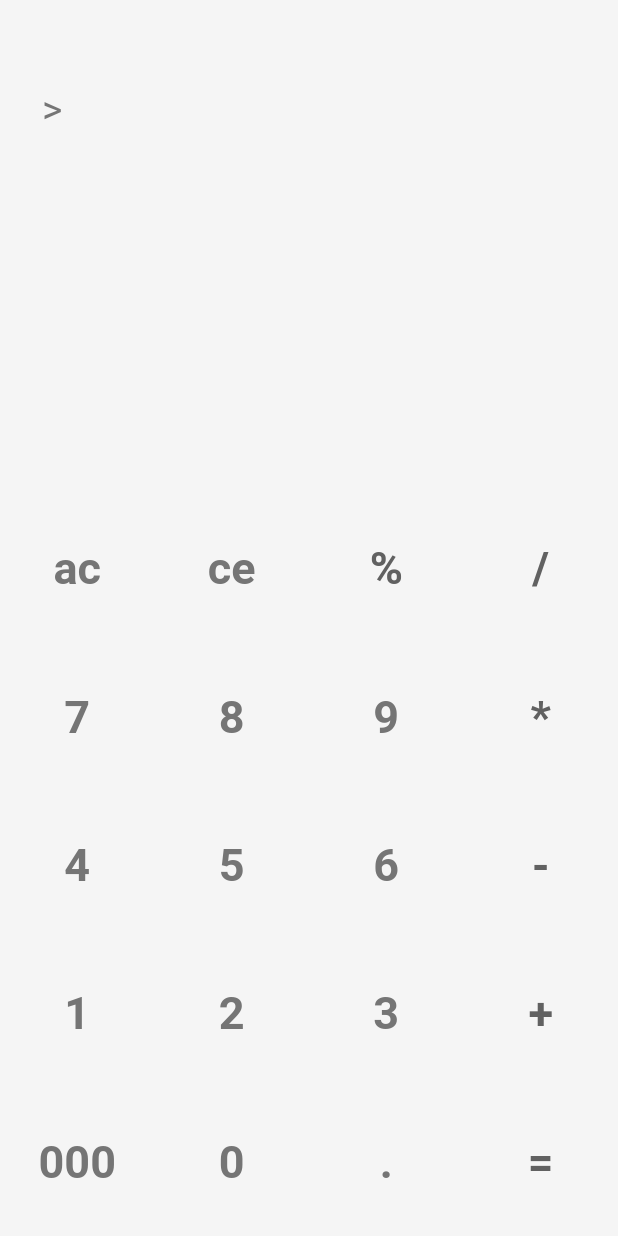
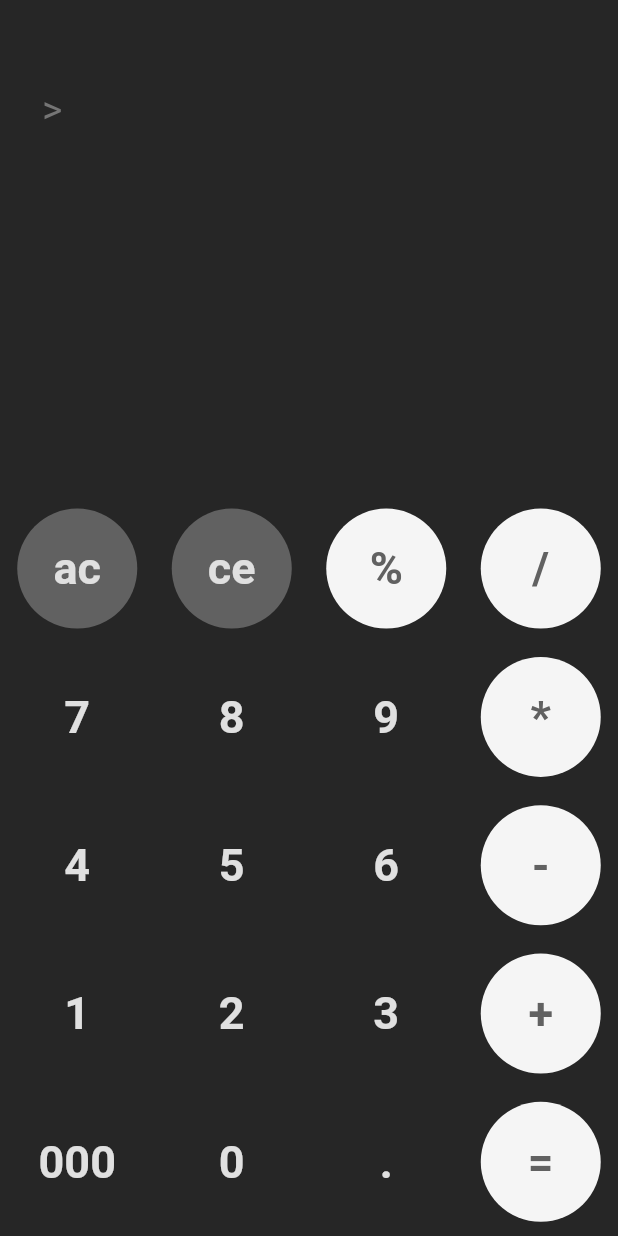
Before and after one commit to hosseinebrahimii/flutter_project_calculator, a Flutter app: the screen it shows after launch, on a phone screen of 412 x 824 dp. Run offline on Flutter 3.47's test engine with Material 2 defaults, Android fonts, the phone set to English and light mode, and no system bars; our stand-ins replace math_expressions.

Commit message:
updated colors

```diff
--- a/lib/colors.dart
+++ b/lib/colors.dart
@@ -1,12 +1,12 @@
 import 'package:flutter/material.dart';
 
 class CustomColors extends ChangeNotifier {
-  static bool darkmode = false;
+  static bool darkmode = true;
   static Color backgroundColor = darkmode ? const Color.fromARGB(255, 38, 38, 38) : const Color(0xffF5F5F5);
   static Color screenNumbersColor = const Color(0xff757575);
   static Color resultColor = darkmode ? const Color(0xffF5F5F5) : const Color.fromARGB(255, 38, 38, 38);
   static Color cleanButtonsColor = darkmode ? const Color(0xff616161) : const Color(0xffF5F5F5);
   static Color operationColor = const Color(0xff616161);
   static Color operationButtonsColor = const Color(0xffF5F5F5);
-  static Color numbersColor = darkmode ? const Color(0xffBDBDBD) : const Color(0xff757575);
+  static Color numbersColor = darkmode ? const Color(0xffE0E0E0) : const Color(0xff757575);
 }
--- a/lib/home_screen.dart
+++ b/lib/home_screen.dart
@@ -98,7 +98,7 @@ class _HomeScreenState extends State<HomeScreen> {
     var operatorsList = ['%', '/', '*', '-', '+', '='];
     for (var item in operatorsList) {
       if (item == name) return CustomColors.operationButtonsColor;
-      if (name == ' ac ' || name == ' ce ') return CustomColors.cleanButtonsColor;
+      if (name == 'ac' || name == 'ce') return CustomColors.cleanButtonsColor;
     }
     return CustomColors.backgroundColor;
   }
```
